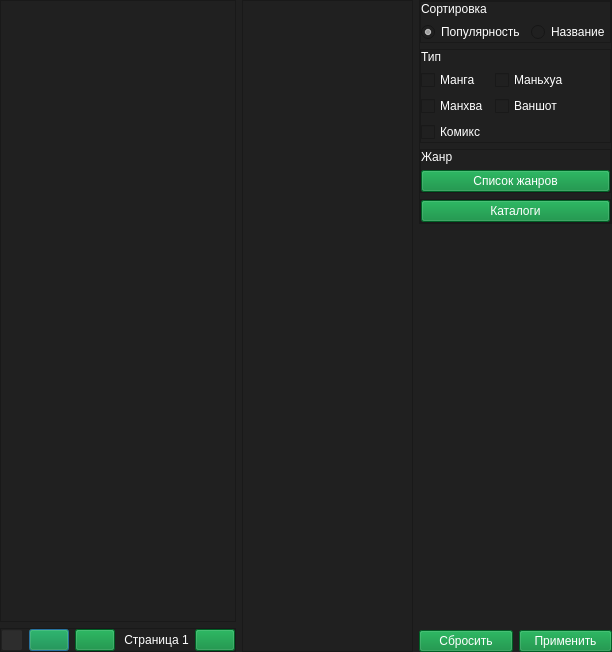
Old version of the form forms/desuUI.ui in the repository brandonzorn/Nlight.
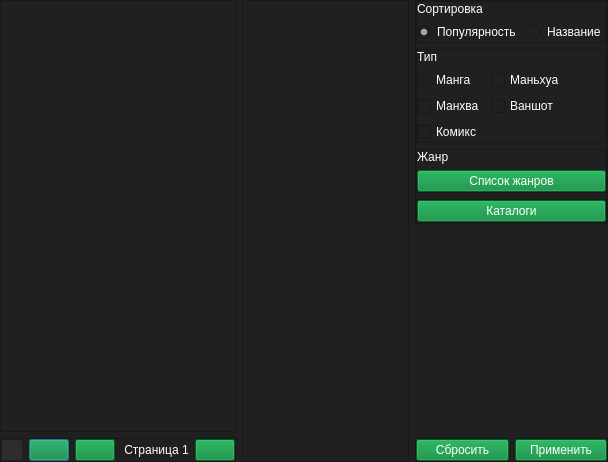
New version of the form. Icons and pictures are not drawn.

```diff
--- a/forms/desuUI.ui
+++ b/forms/desuUI.ui
@@ -6,8 +6,8 @@
    <rect>
     <x>0</x>
     <y>0</y>
-    <width>612</width>
-    <height>652</height>
+    <width>608</width>
+    <height>462</height>
    </rect>
   </property>
   <property name="palette">
@@ -24,7 +24,7 @@
    <string notr="true">color: rgb(255, 255, 255);
 background-color: rgb(32, 32, 32);</string>
   </property>
-  <layout class="QHBoxLayout" name="horizontalLayout_5">
+  <layout class="QHBoxLayout" name="horizontalLayout">
    <property name="leftMargin">
     <number>0</number>
    </property>
@@ -867,7 +867,26 @@
       </spacer>
      </item>
      <item>
-      <layout class="QHBoxLayout" name="horizontalLayout">
+      <widget class="QFrame" name="frame">
+       <property name="frameShape">
+        <enum>QFrame::StyledPanel</enum>
+       </property>
+       <property name="frameShadow">
+        <enum>QFrame::Raised</enum>
+       </property>
+       <layout class="QHBoxLayout" name="horizontalLayout_5">
+        <property name="leftMargin">
+         <number>0</number>
+        </property>
+        <property name="topMargin">
+         <number>0</number>
+        </property>
+        <property name="rightMargin">
+         <number>0</number>
+        </property>
+        <property name="bottomMargin">
+         <number>0</number>
+        </property>
        <item>
         <widget class="QPushButton" name="filter_reset">
          <property name="styleSheet">
@@ -891,6 +910,7 @@
         </widget>
        </item>
       </layout>
+      </widget>
      </item>
     </layout>
    </item>
```
Lines whose indentation alone changed are shown as unchanged.
